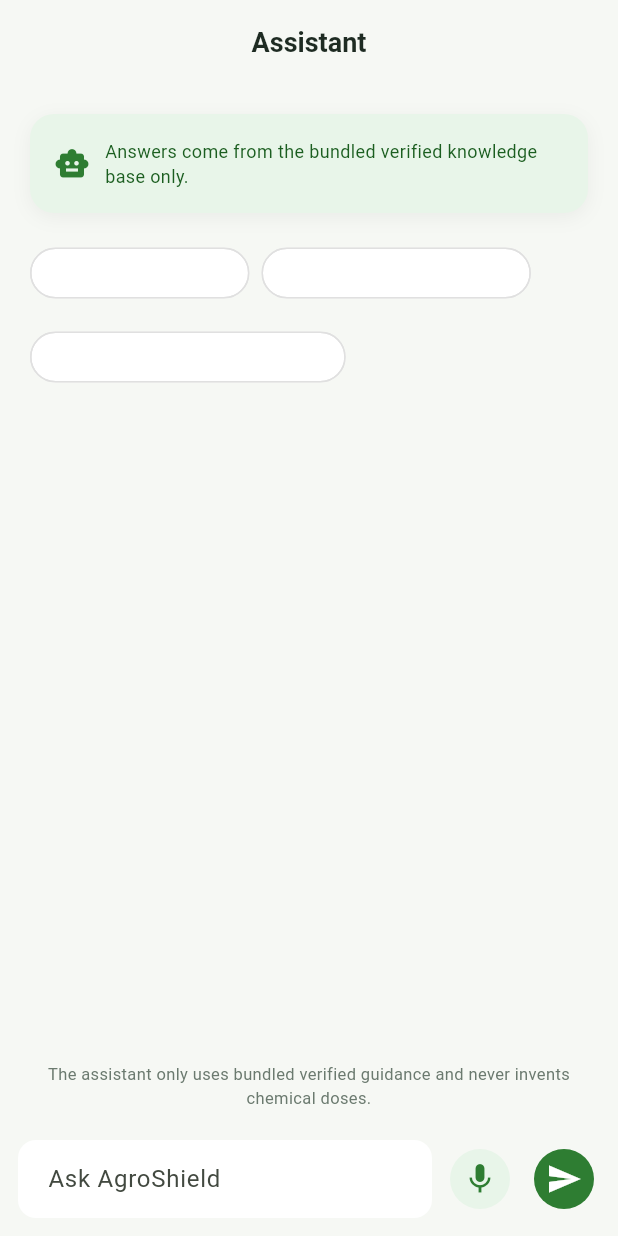
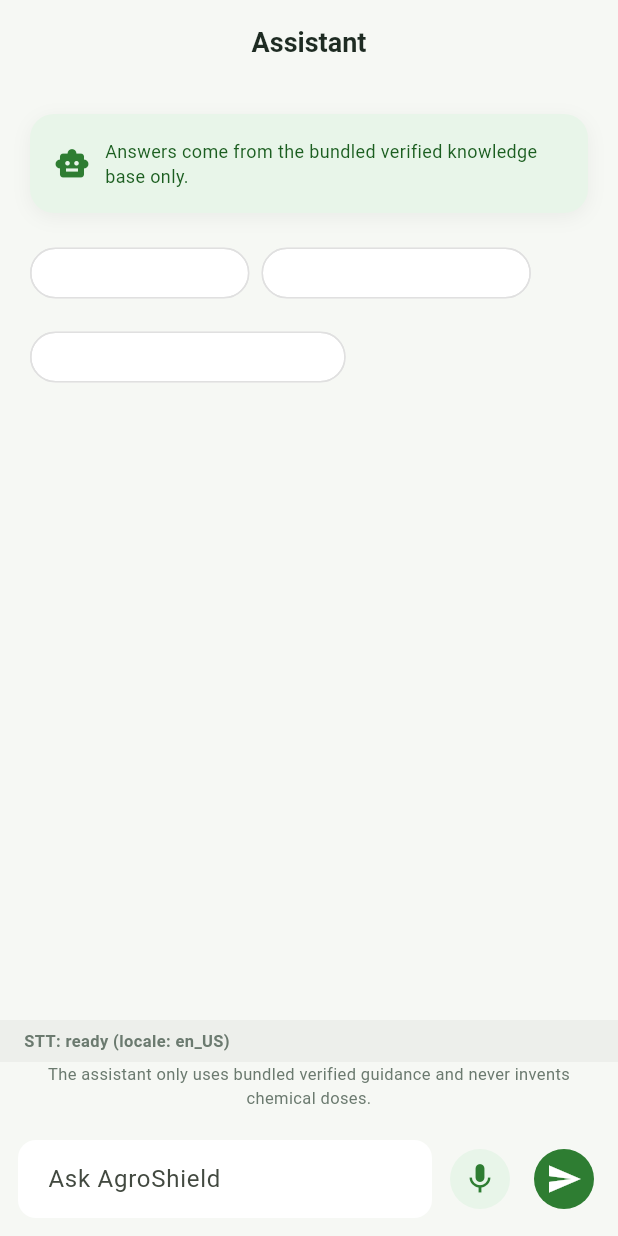
Before and after one commit to MisbahZehra/AgroShield-AI, a Flutter app: the AssistantScreen screen opened by its route, on a phone screen of 412 x 824 dp. Run offline on Flutter 3.47's test engine with Material 3 defaults, Android fonts, the phone set to English and light mode, and no system bars; our stand-ins replace camera, connectivity_plus, flutter_riverpod, flutter_tts, geolocator, go_router and 4 more; missing offline and left inert: tflite_flutter; accounts and stored records are empty.

Commit message:
Add visible STT status indicator, better error capture, locale logging

```diff
--- a/agroshield_app/lib/core/services/stt_service.dart
+++ b/agroshield_app/lib/core/services/stt_service.dart
@@ -24,21 +24,49 @@
   /// Called with the final accumulated text when listening stops.
   void Function(String text)? _onFinished;
 
+  /// Visible status text for on-screen debug indicator.
+  String _statusText = 'STT: not initialized';
+  String get statusText => _statusText;
+
+  /// Called whenever status text changes, so UI can update.
+  void Function(String status)? onStatusChanged;
+
+  /// Last error received from STT engine (for debug display).
+  String _lastError = '';
+  String get lastError => _lastError;
+
   bool get isAvailable => _available;
   bool get isListening => _shouldListen;
+
+  void _setStatus(String text) {
+    _statusText = text;
+    onStatusChanged?.call(text);
+    debugPrint(text);
+  }
 
   /// Initialize the STT engine. Call once at app startup.
   Future<void> init() async {
     if (_initialized) return;
     try {
+      _setStatus('STT: initializing...');
       _available = await _stt.initialize(
         onStatus: _onStatusChange,
-        onError: (error) => debugPrint('STT error: $error'),
+        onError: (error) {
+          _lastError = 'Error: ${error.errorMsg} (permanent: ${error.permanent})';
+          _setStatus('STT error: ${error.errorMsg}');
+          debugPrint('STT onError: msg=${error.errorMsg}, permanent=${error.permanent}');
+        },
       );
-      debugPrint('STT init: available=$_available');
+      // List supported locales for debugging
+      final locales = await _stt.locales();
+      debugPrint('STT supported locales: ${locales.map((l) => l.localeId).join(", ")}');
+      _setStatus(_available
+          ? 'STT: ready (locale: $_localeId)'
+          : 'STT: NOT available');
       _initialized = true;
     } catch (e) {
-      debugPrint('STT init failed: $e');
+      _setStatus('STT init failed: $e');
+      _lastError = 'Init exception: $e';
       _available = false;
     }
   }
@@ -46,9 +74,11 @@
   /// Called on every STT status change.
   void _onStatusChange(String status) {
     debugPrint('STT status: $status (shouldListen=$_shouldListen, starting=$_starting)');
-    if (status == 'notListening' && _shouldListen && !_starting) {
-      // The engine paused — auto-restart after a short delay to let
-      // the previous session fully clean up.
+    if (status == 'listening') {
+      _setStatus('STT: listening...');
+    } else if (status == 'notListening' && _shouldListen && !_starting) {
+      _setStatus('STT: restarting...');
+      // The engine paused — auto-restart after a short delay.
       Future.delayed(const Duration(milliseconds: 300), () {
         if (_shouldListen && !_starting) {
           _startSession();
@@ -65,13 +95,14 @@
     }
     _starting = true;
     try {
-      debugPrint('STT _startSession: calling listen()...');
+      debugPrint('STT _startSession: calling listen() with locale=$_localeId');
       await _stt.listen(
         onResult: (SpeechRecognitionResult result) {
           debugPrint('STT result: final=${result.finalResult}, words="${result.recognizedWords}"');
           if (result.finalResult && result.recognizedWords.isNotEmpty) {
             if (_buffer.isNotEmpty) _buffer.write(' ');
             _buffer.write(result.recognizedWords);
+            _setStatus('STT: heard "${result.recognizedWords}"');
           }
         },
         listenOptions: SpeechListenOptions(
@@ -84,12 +115,13 @@
       );
       debugPrint('STT listen() returned successfully');
     } catch (e) {
+      _setStatus('STT listen error: $e');
+      _lastError = 'Listen exception: $e';
       debugPrint('STT listen session error: $e');
     } finally {
       _starting = false;
     }
-    // If listen() blocked until session ended, we need to restart now
-    // (onStatus('notListening') may have fired while _starting was true).
+    // If listen() blocked until session ended, restart now.
     if (_shouldListen && _available) {
       Future.delayed(const Duration(milliseconds: 300), () {
         if (_shouldListen && !_starting) _startSession();
@@ -104,26 +136,26 @@
     required void Function(String text) onFinished,
   }) async {
     if (!_available) {
-      debugPrint('STT startListening: not available');
+      _setStatus('STT: not available — cannot start');
       return;
     }
-    debugPrint('STT startListening: starting continuous listening');
     _onFinished = onFinished;
     _buffer.clear();
     _shouldListen = true;
     _starting = false;
+    _setStatus('STT: starting...');
     await _startSession();
   }
 
   /// Stop listening and deliver accumulated text.
   Future<void> stopListening() async {
-    debugPrint('STT stopListening: shouldListen was $_shouldListen, buffer="${_buffer.toString()}"');
     _shouldListen = false;
     try {
       await _stt.stop();
     } catch (_) {}
     final text = _buffer.toString().trim();
     _buffer.clear();
+    _setStatus('STT: stopped (heard ${text.length} chars)');
     if (text.isNotEmpty) {
       _onFinished?.call(text);
     }
@@ -137,5 +169,6 @@
       'pa' => 'pa_PK',
       _ => 'en_US',
     };
+    _setStatus('STT: ready (locale: $_localeId)');
   }
 }
--- a/agroshield_app/lib/features/assistant/assistant_screen.dart
+++ b/agroshield_app/lib/features/assistant/assistant_screen.dart
@@ -24,6 +24,21 @@
   final _messages = <_Message>[];
   bool _busy = false;
   bool _listening = false;
+  String _sttStatus = 'STT: not initialized';
+  String _sttError = '';
+
+  @override
+  void initState() {
+    super.initState();
+    // Wire up STT status callback for on-screen debug display
+    final stt = ref.read(sttServiceProvider);
+    stt.onStatusChanged = (status) {
+      if (mounted) setState(() => _sttStatus = status);
+    };
+    // Pick up current status in case init already completed
+    _sttStatus = stt.statusText;
+    _sttError = stt.lastError;
+  }
 
   @override
   void dispose() {
@@ -196,6 +211,39 @@
               ],
             ),
           ),
+          // Visible STT debug status indicator
+          Container(
+            width: double.infinity,
+            padding: const EdgeInsets.symmetric(horizontal: 16, vertical: 6),
+            color: _sttError.isNotEmpty
+                ? Colors.red.withValues(alpha: 0.1)
+                : _listening
+                    ? Colors.orange.withValues(alpha: 0.1)
+                    : Colors.grey.withValues(alpha: 0.1),
+            child: Column(
+              crossAxisAlignment: CrossAxisAlignment.start,
+              children: [
+                Text(
+                  _sttStatus,
+                  style: TextStyle(
+                    fontSize: 11,
+                    fontWeight: FontWeight.w600,
+                    color: _sttError.isNotEmpty
+                        ? AppColors.danger
+                        : _listening
+                            ? Colors.orange.shade800
+                            : AppColors.textSecondary,
+                  ),
+                ),
+                if (_sttError.isNotEmpty)
+                  Text(
+                    _sttError,
+                    style: const TextStyle(
+                        fontSize: 10, color: AppColors.danger),
+                  ),
+              ],
+            ),
+          ),
           Padding(
             padding: const EdgeInsets.fromLTRB(16, 0, 16, 8),
             child: Text(l.assistantDisclaimer,
```
